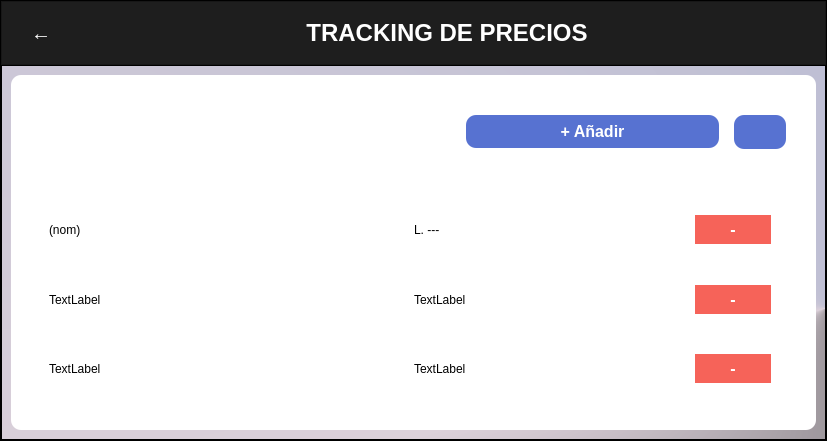
The window that Interfaz/gui/Tracking_GMG.ui (50DayEmpire/Tracking_Precios) describes before a commit, drawn with Qt 5.
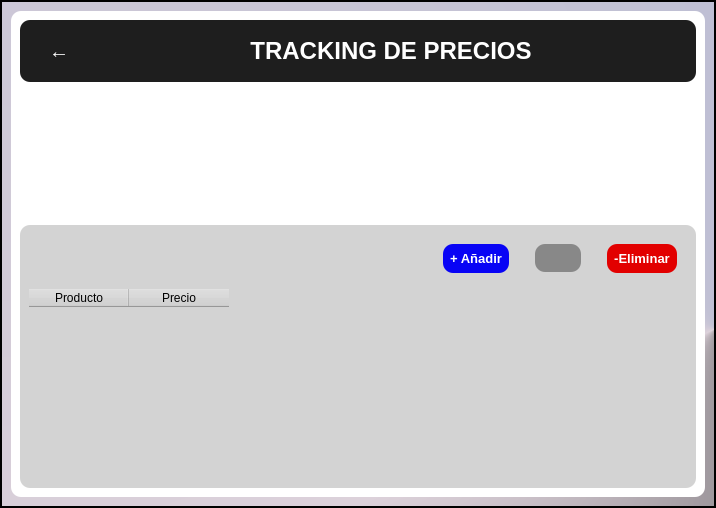
The same window after the commit. Icons and pictures are not drawn.

What changed in the file:
```diff
--- a/Interfaz/gui/Tracking_GMG.ui
+++ b/Interfaz/gui/Tracking_GMG.ui
@@ -6,8 +6,8 @@
    <rect>
     <x>0</x>
     <y>0</y>
-    <width>827</width>
-    <height>441</height>
+    <width>716</width>
+    <height>508</height>
    </rect>
   </property>
   <property name="windowTitle">
@@ -78,6 +78,35 @@
          <property name="bottomMargin">
           <number>0</number>
          </property>
+         <item>
+          <widget class="QFrame" name="frame_3">
+           <property name="autoFillBackground">
+            <bool>false</bool>
+           </property>
+           <property name="styleSheet">
+            <string notr="true"/>
+           </property>
+           <property name="frameShape">
+            <enum>QFrame::StyledPanel</enum>
+           </property>
+           <property name="frameShadow">
+            <enum>QFrame::Raised</enum>
+           </property>
+           <layout class="QVBoxLayout" name="verticalLayout_4">
+            <item>
+             <widget class="QFrame" name="frame_4">
+              <property name="styleSheet">
+               <string notr="true">border-color: rgb(30, 30, 30);
+border-radius: 10px;
+background-color: rgb(255, 255, 255);</string>
+              </property>
+              <property name="frameShape">
+               <enum>QFrame::StyledPanel</enum>
+              </property>
+              <property name="frameShadow">
+               <enum>QFrame::Raised</enum>
+              </property>
+              <layout class="QVBoxLayout" name="verticalLayout_6" stretch="0,1,2">
          <item>
           <widget class="QFrame" name="frame_2">
            <property name="styleSheet">
@@ -98,7 +127,7 @@
              <widget class="QPushButton" name="btnatras">
               <property name="font">
                <font>
-                <pointsize>-1</pointsize>
+                      <pointsize>1</pointsize>
                 <bold>true</bold>
                </font>
               </property>
@@ -176,74 +205,6 @@
           </widget>
          </item>
          <item>
-          <widget class="QFrame" name="frame_3">
-           <property name="autoFillBackground">
-            <bool>false</bool>
-           </property>
-           <property name="styleSheet">
-            <string notr="true"/>
-           </property>
-           <property name="frameShape">
-            <enum>QFrame::StyledPanel</enum>
-           </property>
-           <property name="frameShadow">
-            <enum>QFrame::Raised</enum>
-           </property>
-           <layout class="QVBoxLayout" name="verticalLayout_4">
-            <item>
-             <widget class="QFrame" name="frame_4">
-              <property name="styleSheet">
-               <string notr="true">border-color: rgb(30, 30, 30);
-border-radius: 10px;
-background-color: rgb(255, 255, 255);</string>
-              </property>
-              <property name="frameShape">
-               <enum>QFrame::StyledPanel</enum>
-              </property>
-              <property name="frameShadow">
-               <enum>QFrame::Raised</enum>
-              </property>
-              <layout class="QVBoxLayout" name="verticalLayout_5" stretch="1,3">
-               <property name="spacing">
-                <number>20</number>
-               </property>
-               <property name="leftMargin">
-                <number>20</number>
-               </property>
-               <property name="topMargin">
-                <number>20</number>
-               </property>
-               <property name="rightMargin">
-                <number>20</number>
-               </property>
-               <property name="bottomMargin">
-                <number>20</number>
-               </property>
-               <item>
-                <widget class="QFrame" name="frame_6">
-                 <property name="frameShape">
-                  <enum>QFrame::StyledPanel</enum>
-                 </property>
-                 <property name="frameShadow">
-                  <enum>QFrame::Raised</enum>
-                 </property>
-                 <layout class="QHBoxLayout" name="horizontalLayout_2" stretch="3,2,1">
-                  <property name="spacing">
-                   <number>5</number>
-                  </property>
-                  <property name="leftMargin">
-                   <number>10</number>
-                  </property>
-                  <property name="topMargin">
-                   <number>0</number>
-                  </property>
-                  <property name="rightMargin">
-                   <number>10</number>
-                  </property>
-                  <property name="bottomMargin">
-                   <number>0</number>
-                  </property>
-                  <item>
                    <widget class="QLabel" name="empresa">
                     <property name="font">
                      <font>
@@ -262,19 +223,63 @@
                      <number>0</number>
                     </property>
                     <property name="text">
-                     <string>&lt;html&gt;&lt;head/&gt;&lt;body&gt;&lt;p&gt;&lt;br/&gt;&lt;/p&gt;&lt;/body&gt;&lt;/html&gt;</string>
+                  <string/>
+                 </property>
+                 <property name="pixmap">
+                  <pixmap>imagenes/GMGp.png</pixmap>
+                 </property>
+                 <property name="scaledContents">
+                  <bool>false</bool>
                     </property>
                     <property name="alignment">
-                     <set>Qt::AlignLeading|Qt::AlignLeft|Qt::AlignVCenter</set>
-                    </property>
-                   </widget>
+                  <set>Qt::AlignCenter</set>
+                 </property>
+                 <property name="wordWrap">
+                  <bool>false</bool>
+                 </property>
+                 <property name="margin">
+                  <number>0</number>
+                 </property>
+                 <property name="indent">
+                  <number>1</number>
+                 </property>
+                </widget>
+               </item>
+               <item>
+                <widget class="QFrame" name="frame_5">
+                 <property name="styleSheet">
+                  <string notr="true">background-color: rgb(211, 211, 211);</string>
+                 </property>
+                 <property name="frameShape">
+                  <enum>QFrame::StyledPanel</enum>
+                 </property>
+                 <property name="frameShadow">
+                  <enum>QFrame::Raised</enum>
+                 </property>
+                 <layout class="QHBoxLayout" name="horizontalLayout_3">
+                  <item>
+                   <layout class="QVBoxLayout" name="verticalLayout_5">
+                    <item>
+                     <layout class="QHBoxLayout" name="horizontalLayout_2">
+                      <item>
+                       <spacer name="horizontalSpacer_3">
+                        <property name="orientation">
+                         <enum>Qt::Horizontal</enum>
+                        </property>
+                        <property name="sizeHint" stdset="0">
+                         <size>
+                          <width>248</width>
+                          <height>20</height>
+                         </size>
+                        </property>
+                       </spacer>
                   </item>
                   <item>
                    <widget class="QPushButton" name="btnPlusUrl">
                     <property name="font">
                      <font>
                       <family>Leelawadee UI</family>
-                      <pointsize>12</pointsize>
+                          <pointsize>10</pointsize>
                       <bold>true</bold>
                      </font>
                     </property>
@@ -283,7 +288,7 @@
                     </property>
                     <property name="styleSheet">
                      <string notr="true">color: rgb(255, 255, 255);
-background-color:  rgb(87,114, 209);
+background-color: rgb(8, 3, 245);
 margin: 10px;
 border-radius: 10px;
 padding: 7px;
@@ -298,18 +303,24 @@
                    </widget>
                   </item>
                   <item>
-                   <widget class="QPushButton" name="actualizar">
-                    <property name="sizePolicy">
-                     <sizepolicy hsizetype="Fixed" vsizetype="Fixed">
-                      <horstretch>0</horstretch>
-                      <verstretch>0</verstretch>
-                     </sizepolicy>
+                       <widget class="QPushButton" name="btnactualizar">
+                        <property name="font">
+                         <font>
+                          <family>Leelawadee UI</family>
+                          <pointsize>9</pointsize>
+                          <bold>true</bold>
+                         </font>
+                        </property>
+                        <property name="cursor">
+                         <cursorShape>PointingHandCursor</cursorShape>
                     </property>
                     <property name="styleSheet">
-                     <string notr="true">	background-color: rgb(87, 114, 209);
-	border-radius: 10px;
-	Color: white;
-	padding: 10px;</string>
+                         <string notr="true">color: rgb(255, 255, 255);
+background-color: rgb(136, 136, 136);
+margin: 10px;
+border-radius: 10px;
+padding: 7px;
+</string>
                     </property>
                     <property name="text">
                      <string/>
@@ -318,120 +329,30 @@
                      <iconset>
                       <normaloff>imagenes/act.png</normaloff>imagenes/act.png</iconset>
                     </property>
-                   </widget>
-                  </item>
-                 </layout>
-                </widget>
-               </item>
-               <item>
-                <widget class="QFrame" name="frame_5">
-                 <property name="frameShape">
-                  <enum>QFrame::StyledPanel</enum>
-                 </property>
-                 <property name="frameShadow">
-                  <enum>QFrame::Raised</enum>
-                 </property>
-                 <layout class="QVBoxLayout" name="verticalLayout_6">
-                  <item>
-                   <widget class="QFrame" name="frame_7">
-                    <property name="styleSheet">
-                     <string notr="true">border-color: rgb(88, 88, 88); 
-border-width: 1px;</string>
-                    </property>
-                    <property name="frameShape">
-                     <enum>QFrame::Panel</enum>
-                    </property>
-                    <property name="frameShadow">
-                     <enum>QFrame::Raised</enum>
-                    </property>
-                    <property name="lineWidth">
-                     <number>3</number>
-                    </property>
-                    <layout class="QHBoxLayout" name="horizontalLayout_3" stretch="4,3,1">
-                     <item>
-                      <widget class="QLabel" name="label_3">
-                       <property name="text">
-                        <string>(nom)</string>
-                       </property>
-                      </widget>
-                     </item>
-                     <item>
-                      <widget class="QLabel" name="label_4">
-                       <property name="text">
-                        <string>L. ---</string>
-                       </property>
-                      </widget>
-                     </item>
-                     <item>
-                      <widget class="QPushButton" name="pushButton_2">
-                       <property name="font">
-                        <font>
-                         <family>Leelawadee UI</family>
-                         <pointsize>12</pointsize>
-                         <bold>true</bold>
-                        </font>
-                       </property>
-                       <property name="styleSheet">
-                        <string notr="true">color: rgb(255, 255, 255);
-background-color:  rgb(246, 99, 89);
-border-radius: 15px;
-padding: 5px;
-margin: 7px;
-</string>
-                       </property>
-                       <property name="text">
-                        <string>-</string>
-                       </property>
                        <property name="flat">
                         <bool>true</bool>
                        </property>
                       </widget>
                      </item>
-                    </layout>
-                   </widget>
-                  </item>
                   <item>
-                   <widget class="QFrame" name="frame_8">
-                    <property name="frameShape">
-                     <enum>QFrame::StyledPanel</enum>
-                    </property>
-                    <property name="frameShadow">
-                     <enum>QFrame::Raised</enum>
-                    </property>
-                    <layout class="QHBoxLayout" name="horizontalLayout_4" stretch="4,3,1">
-                     <item>
-                      <widget class="QLabel" name="label_5">
-                       <property name="text">
-                        <string>TextLabel</string>
-                       </property>
-                      </widget>
-                     </item>
-                     <item>
-                      <widget class="QLabel" name="label_6">
-                       <property name="text">
-                        <string>TextLabel</string>
-                       </property>
-                      </widget>
-                     </item>
-                     <item>
-                      <widget class="QPushButton" name="pushButton_3">
+                       <widget class="QPushButton" name="btnEliminar_2">
                        <property name="font">
                         <font>
                          <family>Leelawadee UI</family>
-                         <pointsize>12</pointsize>
+                          <pointsize>10</pointsize>
                          <bold>true</bold>
                         </font>
                        </property>
                        <property name="styleSheet">
                         <string notr="true">color: rgb(255, 255, 255);
-background-color:  rgb(246, 99, 89);
-border-radius: 15px;
-padding: 5px;
-margin: 7px;
+background-color: rgb(226, 0, 0);
+margin: 10px;
+border-radius: 10px;
+padding: 7px;
 </string>
                        </property>
                        <property name="text">
-                        <string>-</string>
+                         <string>-Eliminar</string>
                        </property>
                        <property name="flat">
                         <bool>true</bool>
@@ -439,58 +360,22 @@
                       </widget>
                      </item>
                     </layout>
-                   </widget>
                   </item>
                   <item>
-                   <widget class="QFrame" name="frame_9">
-                    <property name="frameShape">
-                     <enum>QFrame::StyledPanel</enum>
-                    </property>
-                    <property name="frameShadow">
-                     <enum>QFrame::Raised</enum>
-                    </property>
-                    <layout class="QHBoxLayout" name="horizontalLayout_5" stretch="4,3,1">
-                     <item>
-                      <widget class="QLabel" name="label_7">
+                     <widget class="QTableWidget" name="tableWidget">
+                      <column>
                        <property name="text">
-                        <string>TextLabel</string>
+                        <string>Producto</string>
                        </property>
-                      </widget>
-                     </item>
-                     <item>
-                      <widget class="QLabel" name="label_8">
+                      </column>
+                      <column>
                        <property name="text">
-                        <string>TextLabel</string>
+                        <string>Precio</string>
                        </property>
-                      </widget>
-                     </item>
-                     <item>
-                      <widget class="QPushButton" name="pushButton_4">
-                       <property name="font">
-                        <font>
-                         <family>Leelawadee UI</family>
-                         <pointsize>12</pointsize>
-                         <bold>true</bold>
-                        </font>
-                       </property>
-                       <property name="styleSheet">
-                        <string notr="true">color: rgb(255, 255, 255);
-background-color:  rgb(246, 99, 89);
-border-radius: 15px;
-padding: 5px;
-margin: 7px;
-</string>
-                       </property>
-                       <property name="text">
-                        <string>-</string>
-                       </property>
-                       <property name="flat">
-                        <bool>true</bool>
-                       </property>
-                      </widget>
-                     </item>
-                    </layout>
-                   </widget>
+                      </column>
+                     </widget>
+                    </item>
+                   </layout>
                   </item>
                  </layout>
                 </widget>
```
Left out of the diff: 6 changed lines with no effect on the pictures. Lines whose indentation alone changed are shown as unchanged.
